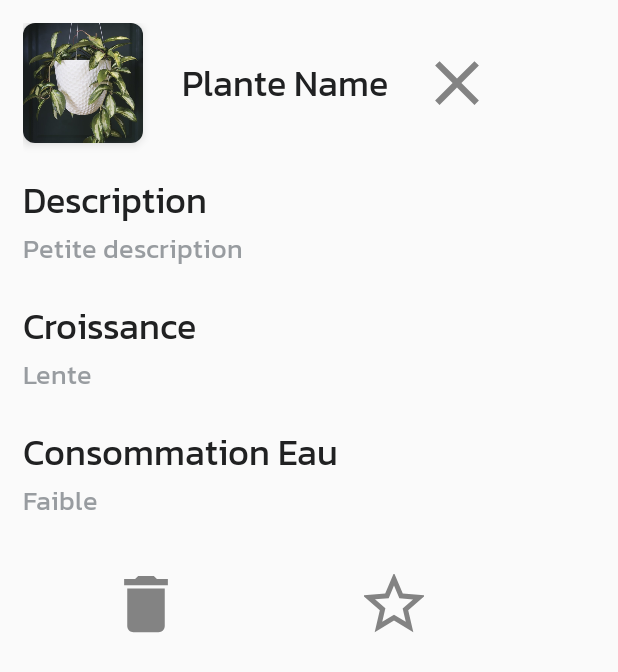
After one commit to Dianavi22/NaturEmoi, an Android app: the layout popup_plant_details.xml on its own in the app's theme, with its tools: preview values and no code run, on a phone screen of 412 x 824 dp. The commit adds this screen. Shown: the top 672 px of the screen. Run offline under Robolectric (Android 15) with nearby library versions, the phone set to English and light mode, and no system bars.

Commit message:
ajout fenetre popup

```diff
--- a/app/src/main/AndroidManifest.xml
+++ b/app/src/main/AndroidManifest.xml
@@ -6,7 +6,6 @@
     <uses-permission android:name="android.permission.ACCESS_NETWORK_STATE"/>
 
     <application
-        android:hardwareAccelerated="false"
         android:allowBackup="true"
         android:icon="@mipmap/ic_launcher"
         android:label="@string/app_name"
--- /dev/null
+++ b/app/src/main/java/fr/jado/naturecollection/PlantPopup.kt
@@ -0,0 +1,19 @@
+package fr.jado.naturecollection
+
+import android.app.Dialog
+import android.os.Bundle
+import android.view.Window
+import fr.jado.naturecollection.R
+import fr.jado.naturecollection.adapter.PlantAdapter
+
+class PlantPopup(
+    private val adapter: PlantAdapter
+    ) : Dialog(adapter.context) {
+
+    override fun onCreate(savedInstanceState: Bundle?) {
+        super.onCreate(savedInstanceState)
+        requestWindowFeature(Window.FEATURE_NO_TITLE)
+        setContentView(R.layout.popup_plant_details)
+    }
+
+}
--- a/app/src/main/java/fr/jado/naturecollection/adapter/PlantAdapter.kt
+++ b/app/src/main/java/fr/jado/naturecollection/adapter/PlantAdapter.kt
@@ -8,13 +8,10 @@ import android.widget.ImageView
 import android.widget.TextView
 import androidx.recyclerview.widget.RecyclerView
 import com.bumptech.glide.Glide
-import fr.jado.naturecollection.MainActivity
-import fr.jado.naturecollection.PlantModel
-import fr.jado.naturecollection.PlantRepository
-import fr.jado.naturecollection.R
+import fr.jado.naturecollection.*
 
 class PlantAdapter(
-    private val context: MainActivity,
+    val context: MainActivity,
     private val plantList: List<PlantModel>,
     private val layoutId: Int
     ) : RecyclerView.Adapter<PlantAdapter.ViewHolder>(){
@@ -59,6 +56,16 @@ class PlantAdapter(
             holder.starIcon.setImageResource(R.drawable.ic_unstar)
         }
 
+        for (i in plantList.indices) {
+
+            if (i == plantList.indices.last) {
+                //ajouter une margin sur la dernière plannte
+            } else {
+
+            }
+        }
+
+
         // rajouter une interaction sur étoile
         holder.starIcon.setOnClickListener{
             //inverser si le bouton est like ou unlike
@@ -67,7 +74,16 @@ class PlantAdapter(
             repo.updatePlante(currentPlant)
         }
 
+        //interraction lors du clic sur une plante
+        holder.itemView.setOnClickListener{
+            //afficher la popup
+            PlantPopup(this).show()
+        }
+
+
     }
+
+
 
     override fun getItemCount(): Int = plantList.size
 
--- a/app/src/main/res/layout/item_horizontal_plant.xml
+++ b/app/src/main/res/layout/item_horizontal_plant.xml
@@ -1,26 +1,29 @@
 <?xml version="1.0" encoding="utf-8"?>
+
+
 <androidx.cardview.widget.CardView xmlns:android="http://schemas.android.com/apk/res/android"
     xmlns:app="http://schemas.android.com/apk/res-auto"
     android:orientation="vertical"
     android:layout_width="150dp"
     android:layout_height="match_parent"
-    android:layout_marginLeft="@dimen/default_margin"
+    android:layout_marginStart="@dimen/default_margin"
     app:cardCornerRadius="20dp"
     app:cardElevation="5dp">
 
     <ImageView
         android:id="@+id/image_item"
+
         android:layout_width="match_parent"
         android:layout_height="match_parent"
         android:scaleType="centerCrop"
         android:src="@drawable/trending1"
-        app:cardCornerRadius="20dp"
-        app:cardElevation="5dp"/>
+        android:contentDescription="@null" />
 
     <ImageView
         android:id="@+id/star_icon"
         android:layout_width="30dp"
         android:layout_height="30dp"
-        android:layout_margin="@dimen/item_margin"/>
+        android:layout_margin="@dimen/item_margin"
+        android:contentDescription="@null" />
 
 </androidx.cardview.widget.CardView>
--- /dev/null
+++ b/app/src/main/res/layout/popup_plant_details.xml
@@ -0,0 +1,140 @@
+<?xml version="1.0" encoding="utf-8"?>
+<androidx.constraintlayout.widget.ConstraintLayout
+    xmlns:android="http://schemas.android.com/apk/res/android"
+    android:layout_width="360dp"
+    android:layout_height="500dp"
+    android:padding="15dp"
+    xmlns:app="http://schemas.android.com/apk/res-auto">
+
+    <androidx.cardview.widget.CardView
+        android:id="@+id/cardView2"
+        android:layout_width="80dp"
+        android:layout_height="80dp"
+        app:cardCornerRadius="8dp"
+        app:cardElevation="4dp"
+        app:layout_constraintStart_toStartOf="parent"
+        app:layout_constraintTop_toTopOf="parent">
+
+
+        <ImageView
+            android:contentDescription="@null"
+            android:layout_width="match_parent"
+            android:layout_height="match_parent"
+            android:scaleType="centerCrop"
+            android:src="@drawable/trending1" />
+
+    </androidx.cardview.widget.CardView>
+
+    <TextView
+        android:id="@+id/textView"
+        style="@style/TitleTextStyle"
+        android:layout_width="wrap_content"
+        android:layout_height="wrap_content"
+
+        android:text="@string/popup_plant_name"
+        app:layout_constraintBottom_toBottomOf="@+id/cardView2"
+        app:layout_constraintEnd_toStartOf="@+id/close_button"
+        app:layout_constraintStart_toEndOf="@+id/cardView2"
+        app:layout_constraintTop_toTopOf="@+id/cardView2" />
+
+    <ImageView
+        android:contentDescription="@null"
+        android:id="@+id/close_button"
+        android:layout_width="40dp"
+        android:layout_height="40dp"
+        android:src="@drawable/ic_close"
+        app:layout_constraintBottom_toBottomOf="@+id/cardView2"
+        app:layout_constraintEnd_toEndOf="parent"
+        app:layout_constraintTop_toTopOf="@+id/cardView2"
+        android:layout_marginEnd="@dimen/default_margin" />
+
+    <TextView
+        android:id="@+id/popup_plant_description_title"
+        android:layout_width="wrap_content"
+        android:layout_height="wrap_content"
+        android:text="@string/popup_plant_description_title"
+        app:layout_constraintStart_toStartOf="@+id/cardView2"
+        app:layout_constraintTop_toBottomOf="@+id/cardView2"
+        android:layout_marginTop="@dimen/default_margin"
+        style="@style/TitleTextStyle"/>
+
+    <TextView
+        android:id="@+id/popup_plant_description_subtitle"
+        style="@style/DefaultTextStyle"
+        android:layout_width="wrap_content"
+        android:layout_height="wrap_content"
+        android:text="@string/popup_plant_description_subtitle"
+        app:layout_constraintStart_toStartOf="@+id/cardView2"
+        app:layout_constraintTop_toBottomOf="@+id/popup_plant_description_title" />
+
+    <TextView
+        android:id="@+id/popup_plant_grow_title"
+        style="@style/TitleTextStyle"
+android:layout_marginTop="@dimen/default_margin"
+        android:layout_width="wrap_content"
+        android:layout_height="wrap_content"
+        android:text="@string/popup_plant_grow_title"
+        app:layout_constraintStart_toStartOf="@+id/cardView2"
+        app:layout_constraintTop_toBottomOf="@+id/popup_plant_description_subtitle" />
+
+    <TextView
+        android:id="@+id/popup_plant_grow_subtitle"
+        style="@style/DefaultTextStyle"
+        android:layout_width="wrap_content"
+        android:layout_height="wrap_content"
+        android:text="@string/popup_plant_grow_subtitle"
+        app:layout_constraintStart_toStartOf="@+id/cardView2"
+        app:layout_constraintTop_toBottomOf="@+id/popup_plant_grow_title" />
+
+    <TextView
+        android:id="@+id/popup_plant_water_title"
+        style="@style/TitleTextStyle"
+        android:layout_width="wrap_content"
+        android:layout_height="wrap_content"
+        android:text="@string/popup_plant_water_title"
+        android:layout_marginTop="@dimen/default_margin"
+        app:layout_constraintStart_toStartOf="@+id/cardView2"
+        app:layout_constraintTop_toBottomOf="@+id/popup_plant_grow_subtitle" />
+
+    <TextView
+        android:id="@+id/popup_plant_water_subtitle"
+        style="@style/DefaultTextStyle"
+        android:layout_width="wrap_content"
+        android:layout_height="wrap_content"
+        android:text="@string/popup_plant_water_subtitle"
+        app:layout_constraintStart_toStartOf="@+id/cardView2"
+        app:layout_constraintTop_toBottomOf="@+id/popup_plant_water_title" />
+
+    <View
+        android:id="@+id/view_separation"
+        android:layout_width="1dp"
+        android:layout_height="10dp"
+        android:visibility="invisible"
+        app:layout_constraintEnd_toEndOf="parent"
+        app:layout_constraintStart_toStartOf="parent"
+        app:layout_constraintTop_toBottomOf="@+id/popup_plant_water_subtitle"
+        android:layout_marginTop="50dp"/>
+
+    <ImageView
+        android:contentDescription="@null"
+        android:id="@+id/delete_button"
+        android:layout_width="40dp"
+        android:layout_height="40dp"
+        android:src="@drawable/ic_trash"
+        app:layout_constraintBottom_toBottomOf="@+id/view_separation"
+        app:layout_constraintEnd_toStartOf="@+id/view_separation"
+        app:layout_constraintStart_toStartOf="parent"
+        app:layout_constraintTop_toTopOf="@+id/view_separation" />
+
+    <ImageView
+        android:contentDescription="@null"
+        android:id="@+id/star_button"
+        android:layout_width="40dp"
+        android:layout_height="40dp"
+        android:src="@drawable/ic_unstar"
+        app:layout_constraintBottom_toBottomOf="@+id/view_separation"
+        app:layout_constraintEnd_toEndOf="parent"
+        app:layout_constraintStart_toEndOf="@+id/view_separation"
+        app:layout_constraintTop_toTopOf="@+id/view_separation" />
+
+</androidx.constraintlayout.widget.ConstraintLayout>
--- a/app/src/main/res/values/strings.xml
+++ b/app/src/main/res/values/strings.xml
@@ -33,12 +33,12 @@
     <string name="item_page_plante_description">Description de la plante</string>
 
     <!-- Fenêtre pop-up de détails-->
-    <string name="popup_plante_name">Plante Name</string>
-    <string name="popup_plante_description_title">Description</string>
-    <string name="popup_plante_description_subtitle">Petite description</string>
-    <string name="popup_plante_grow_title">Croissance</string>
-    <string name="popup_plante_grow_subtitle">Lente</string>
-    <string name="popup_plante_water_title">Consommation Eau</string>
-    <string name="popup_plante_water_subtitle">Faible</string>
+    <string name="popup_plant_name">Plante Name</string>
+    <string name="popup_plant_description_title">Description</string>
+    <string name="popup_plant_description_subtitle">Petite description</string>
+    <string name="popup_plant_grow_title">Croissance</string>
+    <string name="popup_plant_grow_subtitle">Lente</string>
+    <string name="popup_plant_water_title">Consommation Eau</string>
+    <string name="popup_plant_water_subtitle">Faible</string>
 
 </resources>
```
